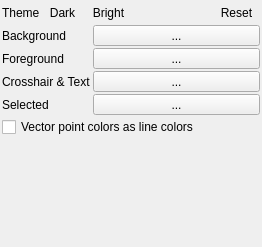
The window that qps/speclib/spectralprofilerendererwidget.ui (EnMAP-Box/qgispluginsupport) describes before a commit, drawn with Qt 5.
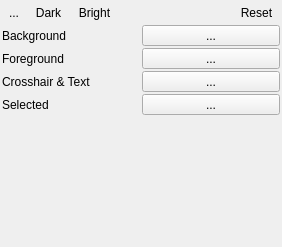
The same window after the commit. Icons and pictures are not drawn. Custom widgets are drawn as their Qt base class.

Commit message: refactored plotstylewidget.ui, added actions speclib/gui.py: - refactored plot style context menu, - color buttons disabled if colors are taken from vector renderer - added icons for bright and dark color schemes - changed color scheme does not change state of color source (vector renderer yes/no)

```diff
--- a/qps/speclib/spectralprofilerendererwidget.ui
+++ b/qps/speclib/spectralprofilerendererwidget.ui
@@ -6,14 +6,14 @@
    <rect>
     <x>0</x>
     <y>0</y>
-    <width>262</width>
+    <width>282</width>
     <height>247</height>
    </rect>
   </property>
   <property name="windowTitle">
    <string>Form</string>
   </property>
-  <layout class="QGridLayout" name="gridLayout" rowstretch="0,1,1,1,0,0,0" columnstretch="0,2">
+  <layout class="QGridLayout" name="gridLayout" rowstretch="0,0,0,0,0,0,0" columnstretch="0,0">
    <property name="leftMargin">
     <number>2</number>
    </property>
@@ -29,26 +29,6 @@
    <property name="spacing">
     <number>2</number>
    </property>
-   <item row="5" column="0" colspan="2">
-    <widget class="QCheckBox" name="cbUseRendererColors">
-     <property name="text">
-      <string>Vector point colors as line colors</string>
-     </property>
-    </widget>
-   </item>
-   <item row="2" column="1">
-    <widget class="QgsColorButton" name="btnColorForeground">
-     <property name="sizePolicy">
-      <sizepolicy hsizetype="Preferred" vsizetype="Fixed">
-       <horstretch>0</horstretch>
-       <verstretch>0</verstretch>
-      </sizepolicy>
-     </property>
-     <property name="text">
-      <string>...</string>
-     </property>
-    </widget>
-   </item>
    <item row="3" column="1">
     <widget class="QgsColorButton" name="btnColorInfo">
      <property name="sizePolicy">
@@ -62,6 +42,33 @@
      </property>
     </widget>
    </item>
+   <item row="4" column="0">
+    <widget class="QLabel" name="label_4">
+     <property name="text">
+      <string>Selected</string>
+     </property>
+    </widget>
+   </item>
+   <item row="4" column="1">
+    <widget class="QgsColorButton" name="btnColorSelection">
+     <property name="sizePolicy">
+      <sizepolicy hsizetype="Preferred" vsizetype="Fixed">
+       <horstretch>0</horstretch>
+       <verstretch>0</verstretch>
+      </sizepolicy>
+     </property>
+     <property name="text">
+      <string>...</string>
+     </property>
+    </widget>
+   </item>
+   <item row="3" column="0">
+    <widget class="QLabel" name="label_3">
+     <property name="text">
+      <string>Crosshair &amp; Text</string>
+     </property>
+    </widget>
+   </item>
    <item row="1" column="1">
     <widget class="QgsColorButton" name="btnColorBackground">
      <property name="sizePolicy">
@@ -75,12 +82,65 @@
      </property>
     </widget>
    </item>
+   <item row="2" column="0">
+    <widget class="QLabel" name="label_2">
+     <property name="text">
+      <string>Foreground</string>
+     </property>
+    </widget>
+   </item>
+   <item row="1" column="0">
+    <widget class="QLabel" name="label">
+     <property name="text">
+      <string>Background</string>
+     </property>
+    </widget>
+   </item>
+   <item row="6" column="0" colspan="2">
+    <widget class="PlotStyleWidget" name="wDefaultProfileStyle" native="true">
+     <property name="sizePolicy">
+      <sizepolicy hsizetype="Preferred" vsizetype="Preferred">
+       <horstretch>1</horstretch>
+       <verstretch>1</verstretch>
+      </sizepolicy>
+     </property>
+     <property name="minimumSize">
+      <size>
+       <width>50</width>
+       <height>50</height>
+      </size>
+     </property>
+    </widget>
+   </item>
+   <item row="2" column="1">
+    <widget class="QgsColorButton" name="btnColorForeground">
+     <property name="sizePolicy">
+      <sizepolicy hsizetype="Preferred" vsizetype="Fixed">
+       <horstretch>0</horstretch>
+       <verstretch>0</verstretch>
+      </sizepolicy>
+     </property>
+     <property name="text">
+      <string>...</string>
+     </property>
+    </widget>
+   </item>
    <item row="0" column="0" colspan="2">
     <layout class="QHBoxLayout" name="horizontalLayout_2">
      <item>
-      <widget class="QLabel" name="label_5">
+      <widget class="QToolButton" name="btnUseColorsFromVectorRenderer">
        <property name="text">
-        <string>Theme</string>
+        <string>...</string>
+       </property>
+       <property name="icon">
+        <iconset resource="../../../QGIS/images/images.qrc">
+         <normaloff>:/images/themes/default/mIconPointLayer.svg</normaloff>:/images/themes/default/mIconPointLayer.svg</iconset>
+       </property>
+       <property name="checkable">
+        <bool>true</bool>
+       </property>
+       <property name="autoRaise">
+        <bool>true</bool>
        </property>
       </widget>
      </item>
@@ -137,63 +197,6 @@
      </item>
     </layout>
    </item>
-   <item row="2" column="0">
-    <widget class="QLabel" name="label_2">
-     <property name="text">
-      <string>Foreground</string>
-     </property>
-    </widget>
-   </item>
-   <item row="3" column="0">
-    <widget class="QLabel" name="label_3">
-     <property name="text">
-      <string>Crosshair &amp; Text</string>
-     </property>
-    </widget>
-   </item>
-   <item row="1" column="0">
-    <widget class="QLabel" name="label">
-     <property name="text">
-      <string>Background</string>
-     </property>
-    </widget>
-   </item>
-   <item row="6" column="0" colspan="2">
-    <widget class="PlotStyleWidget" name="wDefaultProfileStyle" native="true">
-     <property name="sizePolicy">
-      <sizepolicy hsizetype="Preferred" vsizetype="Preferred">
-       <horstretch>1</horstretch>
-       <verstretch>1</verstretch>
-      </sizepolicy>
-     </property>
-     <property name="minimumSize">
-      <size>
-       <width>50</width>
-       <height>50</height>
-      </size>
-     </property>
-    </widget>
-   </item>
-   <item row="4" column="0">
-    <widget class="QLabel" name="label_4">
-     <property name="text">
-      <string>Selected</string>
-     </property>
-    </widget>
-   </item>
-   <item row="4" column="1">
-    <widget class="QgsColorButton" name="btnColorSelection">
-     <property name="sizePolicy">
-      <sizepolicy hsizetype="Preferred" vsizetype="Fixed">
-       <horstretch>0</horstretch>
-       <verstretch>0</verstretch>
-      </sizepolicy>
-     </property>
-     <property name="text">
-      <string>...</string>
-     </property>
-    </widget>
-   </item>
   </layout>
  </widget>
  <customwidgets>
```
Left out of the diff: 59 changed lines with no effect on the pictures. The commit also changes 5 other files.
